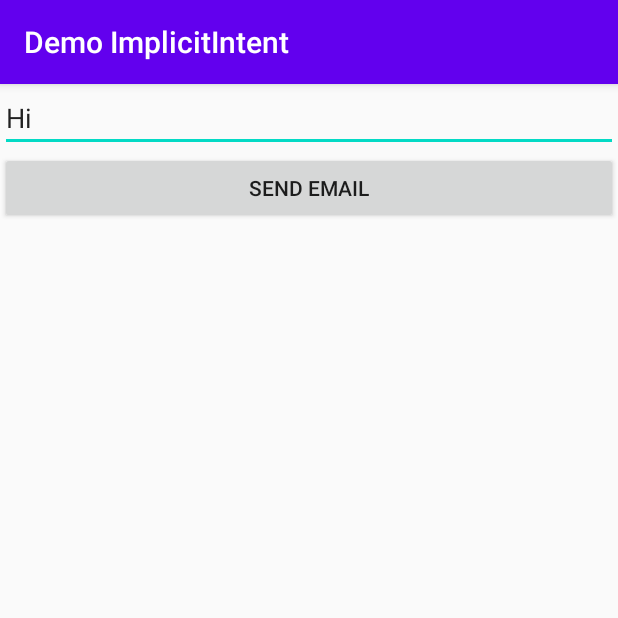
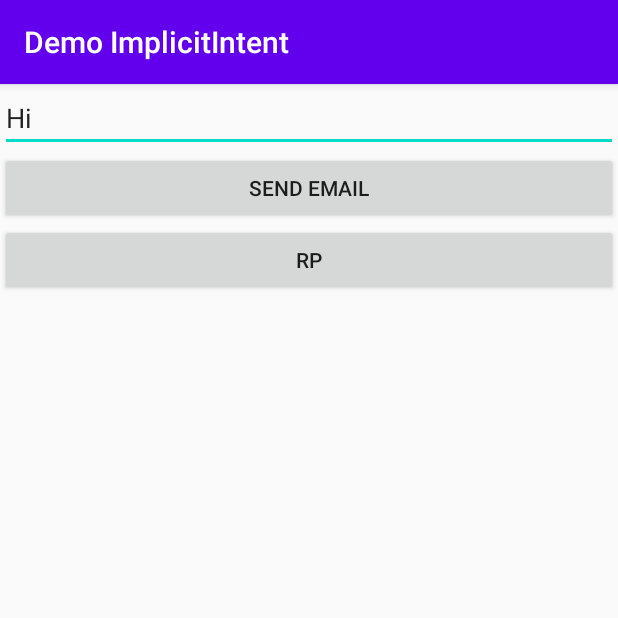
Before and after one commit to cheerful4ever/DemoImplicitIntent, an Android app: the screen it shows after launch (MainActivity), on a phone screen of 412 x 824 dp, the top half of it. Run offline under Robolectric (Android 15) with nearby library versions, the phone set to English and light mode, and no system bars.

Commit message:
activities 1-10000

```diff
--- a/app/src/main/java/com/example/demoimplicitintent/MainActivity.java
+++ b/app/src/main/java/com/example/demoimplicitintent/MainActivity.java
@@ -3,6 +3,7 @@ package com.example.demoimplicitintent;
 import androidx.appcompat.app.AppCompatActivity;
 
 import android.content.Intent;
+import android.net.Uri;
 import android.os.Bundle;
 import android.view.View;
 import android.widget.Button;
@@ -12,6 +13,7 @@ public class MainActivity extends AppCompatActivity {
 
     Button btnEmail;
     EditText editTextMessage;
+    Button btnRP;
 
     @Override
     protected void onCreate(Bundle savedInstanceState) {
@@ -41,6 +43,19 @@ public class MainActivity extends AppCompatActivity {
                 startActivity(Intent.createChooser(email,
                         "Choose an Email client :"));
             }});
+
+        btnRP = findViewById(R.id.buttonRP);
+        btnRP.setOnClickListener(new View.OnClickListener() {
+            @Override
+            public void onClick(View arg0) {
+                // Intent to display data
+                Intent rpIntent = new Intent(Intent.ACTION_VIEW);
+                // Set the URL to be used.
+                rpIntent.setData(Uri.parse("http://www.rp.edu.sg"));
+                startActivity(rpIntent);
+            }
+        });
+
     }
 
 }
--- a/app/src/main/res/layout/activity_main.xml
+++ b/app/src/main/res/layout/activity_main.xml
@@ -20,4 +20,10 @@
         android:layout_width="match_parent"
         android:layout_height="wrap_content"
         android:text="Send Email" />
+
+    <Button
+        android:id="@+id/buttonRP"
+        android:layout_width="match_parent"
+        android:layout_height="wrap_content"
+        android:text="RP" />
 </LinearLayout>
```
